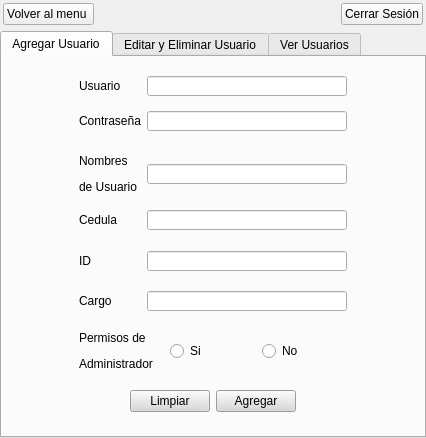
juliosi02/YSR-Control-de-Inventario, file ui/usuarios.ui: the form before one commit.
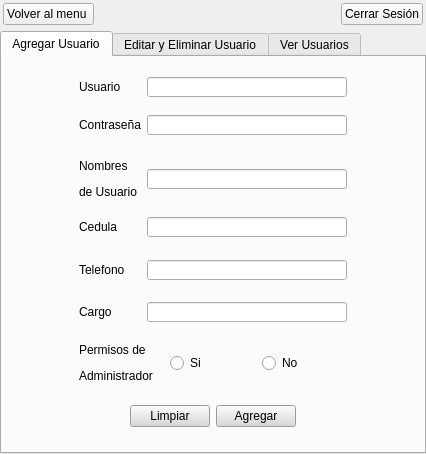
The form after the commit. The open tabs and pages were chosen to show the change.

Commit message: teminar el metodo de filtrar por estado y cantidad baja (por corregir fallas en el metodo de filtrar por cantidad) corregir label en la ui de usuarios

```diff
--- a/ui/usuarios.ui
+++ b/ui/usuarios.ui
@@ -7,7 +7,7 @@
     <x>0</x>
     <y>0</y>
     <width>426</width>
-    <height>438</height>
+    <height>454</height>
    </rect>
   </property>
   <property name="windowTitle">
@@ -283,7 +283,7 @@
                 <item>
                  <widget class="QLabel" name="label_26">
                   <property name="text">
-                   <string>&lt;html&gt;&lt;head/&gt;&lt;body&gt;&lt;p&gt;ID&lt;/p&gt;&lt;/body&gt;&lt;/html&gt;</string>
+                   <string>&lt;html&gt;&lt;head/&gt;&lt;body&gt;&lt;p&gt;Telefono&lt;/p&gt;&lt;/body&gt;&lt;/html&gt;</string>
                   </property>
                  </widget>
                 </item>
```
Left out of the diff: 2 changed lines with no effect on the pictures. The commit also changes 3 other files.
